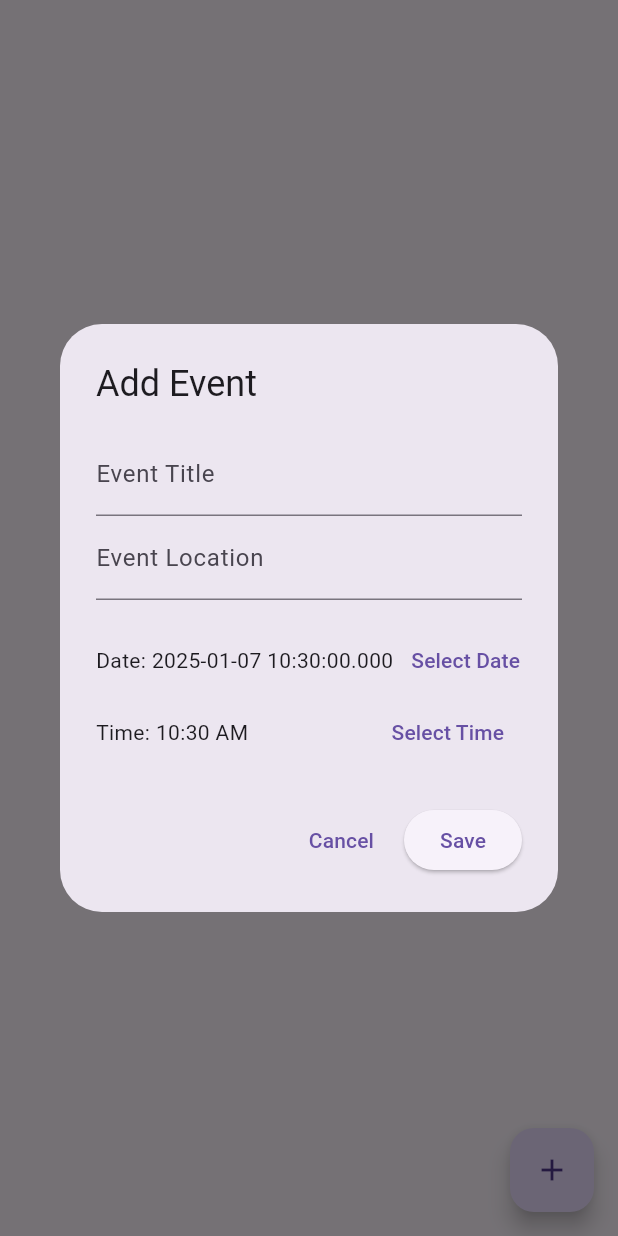
After one commit to AlbinIbraimi/msi_lab4, a Flutter app: the Home screen opened directly, after a tap on the "add" icon, on a phone screen of 412 x 824 dp. The commit adds this screen. Run offline on Flutter 3.47's test engine with Material 3 defaults, Android fonts, the phone set to English and light mode, and no system bars; our stand-ins replace firebase_auth, firebase_core; accounts and stored records are empty.

Commit message:
Implement examlist widget and create popup

```diff
--- /dev/null
+++ b/lib/models/event.dart
@@ -0,0 +1,32 @@
+class Exam {
+  final String title;
+  final DateTime dateTime;
+  final String location;
+
+  Exam({
+    required this.title,
+    required this.dateTime,
+    required this.location,
+  });
+
+  Map<String, dynamic> toMap() {
+    return {
+      'title': title,
+      'dateTime': dateTime.toIso8601String(),
+      'location': location,
+    };
+  }
+
+  factory Exam.fromMap(Map<String, dynamic> map) {
+    return Exam(
+      title: map['title'],
+      dateTime: DateTime.parse(map['dateTime']),
+      location: map['location'],
+    );
+  }
+
+  @override
+  String toString() {
+    return 'Event{title: $title, dateTime: $dateTime, location: $location}';
+  }
+}
--- a/lib/screens/home/home_screen.dart
+++ b/lib/screens/home/home_screen.dart
@@ -1,18 +1,126 @@
 import 'package:flutter/material.dart';
-import 'package:lab_4/services/auth_service.dart';
+import 'package:lab_4/models/event.dart';
+import 'package:lab_4/services/storage_service.dart';
+import 'package:lab_4/widgets/exams_list.dart';
 import 'package:provider/provider.dart';
 
 class Home extends StatelessWidget {
   const Home({super.key});
 
+  void showAddEventDialog(BuildContext context) {
+    final TextEditingController titleController = TextEditingController();
+    final TextEditingController locationController = TextEditingController();
+    final storage = Provider.of<StorageServiceProvider>(context, listen: false);
+    DateTime selectedDate = DateTime.now();
+    TimeOfDay selectedTime = TimeOfDay.now();
+
+    showDialog(
+      context: context,
+      builder: (BuildContext context) {
+        return AlertDialog(
+          title: const Text('Add Event'),
+          content: SingleChildScrollView(
+            child: Column(
+              children: [
+                TextField(
+                  controller: titleController,
+                  decoration: const InputDecoration(labelText: 'Event Title'),
+                ),
+                TextField(
+                  controller: locationController,
+                  decoration:
+                      const InputDecoration(labelText: 'Event Location'),
+                ),
+                const SizedBox(height: 16),
+                Row(
+                  mainAxisAlignment: MainAxisAlignment.spaceBetween,
+                  children: [
+                    Text('Date: ${selectedDate.toLocal()}'),
+                    TextButton(
+                      onPressed: () async {
+                        final DateTime? picked = await showDatePicker(
+                          context: context,
+                          initialDate: selectedDate,
+                          firstDate: DateTime(2000),
+                          lastDate: DateTime(2101),
+                        );
+                        if (picked != null && picked != selectedDate) {
+                          selectedDate = picked;
+                        }
+                      },
+                      child: const Text('Select Date'),
+                    ),
+                  ],
+                ),
+                Row(
+                  mainAxisAlignment: MainAxisAlignment.spaceBetween,
+                  children: [
+                    Text('Time: ${selectedTime.format(context)}'),
+                    TextButton(
+                      onPressed: () async {
+                        final TimeOfDay? picked = await showTimePicker(
+                          context: context,
+                          initialTime: selectedTime,
+                        );
+                        if (picked != null && picked != selectedTime) {
+                          selectedTime = picked;
+                        }
+                      },
+                      child: const Text('Select Time'),
+                    ),
+                  ],
+                ),
+              ],
+            ),
+          ),
+          actions: [
+            TextButton(
+              onPressed: () {
+                Navigator.pop(context); // Close dialog without saving
+              },
+              child: const Text('Cancel'),
+            ),
+            ElevatedButton(
+              onPressed: () {
+                if (titleController.text.isNotEmpty &&
+                    locationController.text.isNotEmpty) {
+                  final newExam = Exam(
+                    title: titleController.text,
+                    dateTime: DateTime(
+                      selectedDate.year,
+                      selectedDate.month,
+                      selectedDate.day,
+                      selectedTime.hour,
+                      selectedTime.minute,
+                    ),
+                    location: locationController.text,
+                  );
+                  storage.createExam(newExam);
+                  Navigator.pop(context); // Close the dialog after saving
+                } else {
+                  // Show error if fields are empty
+                  ScaffoldMessenger.of(context).showSnackBar(
+                    const SnackBar(content: Text('Please fill in all fields!')),
+                  );
+                }
+              },
+              child: const Text('Save'),
+            ),
+          ],
+        );
+      },
+    );
+  }
+
   @override
   Widget build(BuildContext context) {
-    var authService = Provider.of<AuthServiceProvider>(context);
-
-    return ElevatedButton(
-        onPressed: () async {
-          await authService.signout();
-        },
-        child: const Text("Sign out"));
+    return Scaffold(
+      body: const ExamsList(),
+      floatingActionButton: FloatingActionButton(
+        onPressed: () => {showAddEventDialog(context)},
+        tooltip: 'Add Exam',
+        child: const Icon(Icons.add),
+      ),
+    );
   }
 }
--- /dev/null
+++ b/lib/services/storage_service.dart
@@ -0,0 +1,13 @@
+import 'package:flutter/material.dart';
+import 'package:lab_4/models/event.dart';
+
+class StorageServiceProvider extends ChangeNotifier {
+  final List<Exam> _exams = [];
+  List<Exam> get exams => _exams;
+
+  Future createExam(Exam exam) async {
+    // Implement logic to save this exam in firestore or realtime database
+    _exams.add(exam);
+    notifyListeners();
+  }
+}
--- /dev/null
+++ b/lib/widgets/exams_list.dart
@@ -0,0 +1,48 @@
+import 'package:flutter/material.dart';
+import 'package:lab_4/services/storage_service.dart';
+import 'package:provider/provider.dart';
+
+class ExamsList extends StatefulWidget {
+  const ExamsList({super.key});
+
+  @override
+  State<ExamsList> createState() => _ExamsListState();
+}
+
+class _ExamsListState extends State<ExamsList> {
+  @override
+  Widget build(BuildContext context) {
+    final storage = Provider.of<StorageServiceProvider>(context);
+
+    return Scaffold(
+      body: ListView.builder(
+        itemCount: storage.exams.length,
+        itemBuilder: (context, index) {
+          final event = storage.exams[index];
+
+          return Card(
+            margin: const EdgeInsets.all(10),
+            elevation: 5,
+            child: ListTile(
+              contentPadding: const EdgeInsets.all(16),
+              title: Text(event.title,
+                  style: const TextStyle(
+                      fontSize: 18, fontWeight: FontWeight.bold)),
+              subtitle: Column(
+                crossAxisAlignment: CrossAxisAlignment.start,
+                children: [
+                  Text('Date: ${event.dateTime.toLocal()}'),
+                  Text('Location: ${event.location}'),
+                ],
+              ),
+              trailing: const Icon(Icons.event, color: Colors.blue),
+              onTap: () {
+                // Navigate to event details screen if needed
+              },
+            ),
+          );
+        },
+      ),
+    );
+  }
+}
```
Also changed, not shown: lib/main.dart (+9 -3 lines).
